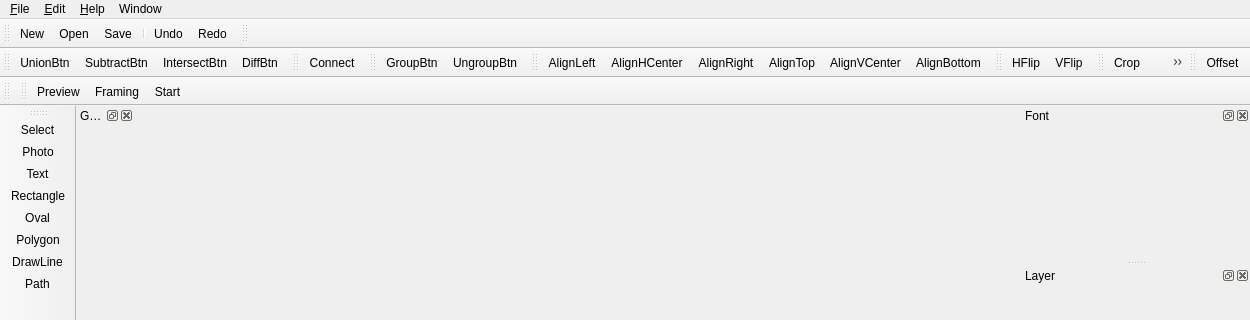
Before: the Qt Designer form src/windows/mainwindow.ui in flux3dp/swiftray, drawn with Qt 5; both pictures show x 0 to 1250 and y 0 to 320 of the 1250 by 825 pixel window.
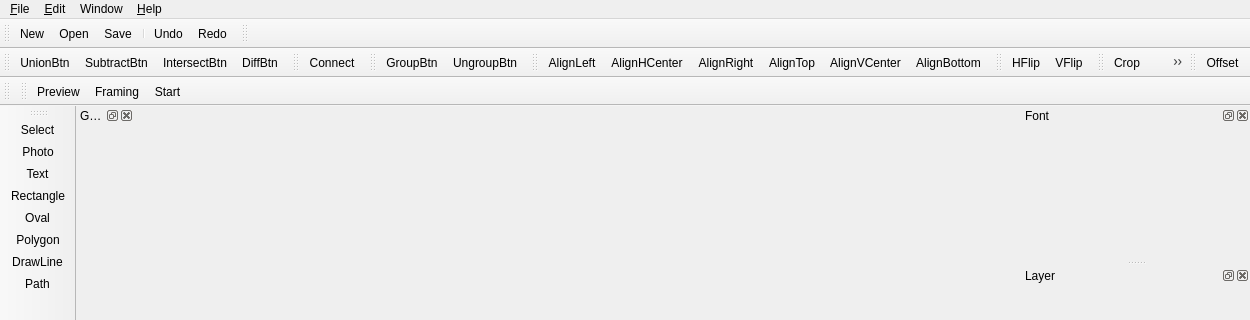
After: the same form once the commit is applied. Icons and pictures are not drawn. Custom widgets are drawn as their Qt base class.

Commit message: Modify Check for updates button text

Diff of the .ui file:
```diff
--- a/src/windows/mainwindow.ui
+++ b/src/windows/mainwindow.ui
@@ -781,8 +781,8 @@
    </widget>
    <addaction name="menu_File"/>
    <addaction name="menu_Edit"/>
-   <addaction name="menu_Help"/>
    <addaction name="menu_Window"/>
+   <addaction name="menu_Help"/>
   </widget>
   <widget class="QDockWidget" name="laserDock">
    <property name="sizePolicy">
```
Left out of the diff: 6 changed lines with no effect on the pictures. The commit also changes 1 other file.
